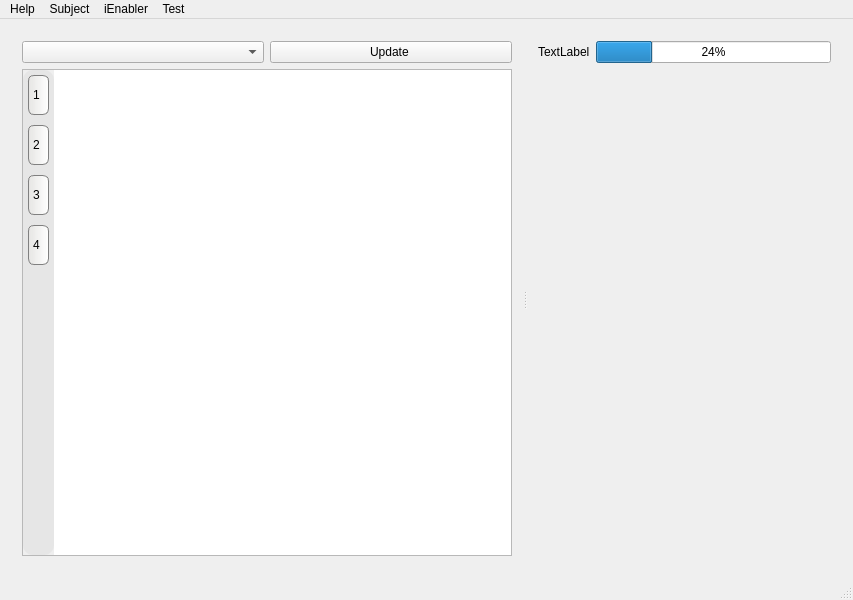
Qt form mainwindow.ui (fredre/iUpdate) before a commit.
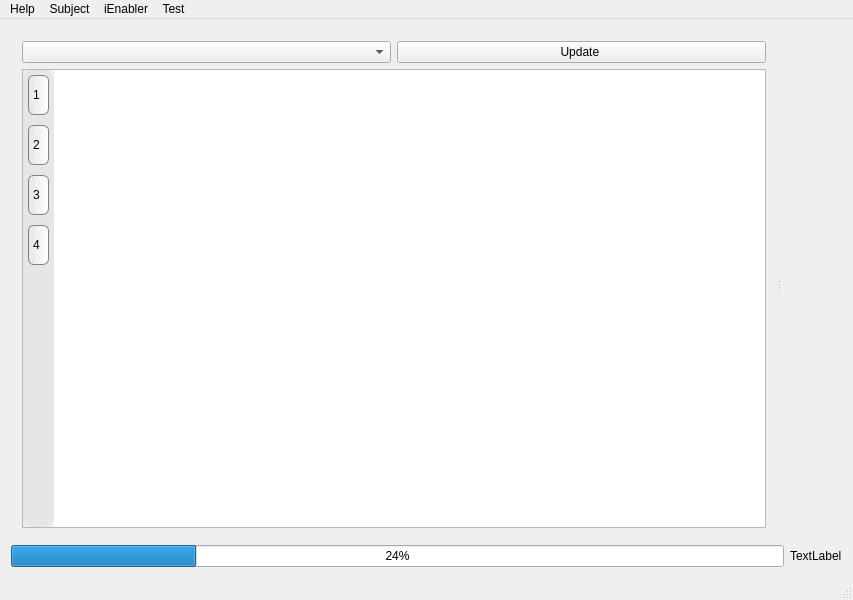
The same form after that commit. Custom widgets are drawn as their Qt base class.

Commit message: Moved the progrss br to the botm of file

```diff
--- a/mainwindow.ui
+++ b/mainwindow.ui
@@ -17,6 +17,12 @@
    <layout class="QVBoxLayout" name="verticalLayout_3">
     <item>
      <widget class="QSplitter" name="splitter">
+      <property name="sizePolicy">
+       <sizepolicy hsizetype="Expanding" vsizetype="Expanding">
+        <horstretch>0</horstretch>
+        <verstretch>0</verstretch>
+       </sizepolicy>
+      </property>
       <property name="orientation">
        <enum>Qt::Horizontal</enum>
       </property>
@@ -117,14 +123,24 @@
       <widget class="QWidget" name="layoutWidget">
        <layout class="QVBoxLayout" name="verticalLayout">
         <item>
+         <widget class="itsBrowser" name="wFitsbrowser" native="true">
+          <property name="sizePolicy">
+           <sizepolicy hsizetype="Expanding" vsizetype="Expanding">
+            <horstretch>0</horstretch>
+            <verstretch>0</verstretch>
+           </sizepolicy>
+          </property>
+         </widget>
+        </item>
+       </layout>
+      </widget>
+     </widget>
+    </item>
+    <item>
          <layout class="QHBoxLayout" name="horizontalLayout">
-          <item>
-           <widget class="QLabel" name="labelProgress">
-            <property name="text">
-             <string>TextLabel</string>
-            </property>
-           </widget>
-          </item>
+      <property name="sizeConstraint">
+       <enum>QLayout::SetMinimumSize</enum>
+      </property>
           <item>
            <widget class="QProgressBar" name="progressBarWebInd">
             <property name="value">
@@ -135,14 +151,17 @@
             </property>
            </widget>
           </item>
-         </layout>
-        </item>
         <item>
-         <widget class="itsBrowser" name="wFitsbrowser" native="true"/>
-        </item>
-       </layout>
-      </widget>
-     </widget>
+       <widget class="QLabel" name="labelProgress">
+        <property name="layoutDirection">
+         <enum>Qt::RightToLeft</enum>
+        </property>
+        <property name="text">
+         <string>TextLabel</string>
+        </property>
+       </widget>
+      </item>
+     </layout>
     </item>
    </layout>
   </widget>
```
Left out of the diff: 2 changed lines with no effect on the pictures. Lines whose indentation alone changed are shown as unchanged. The commit also changes 1 other file.
